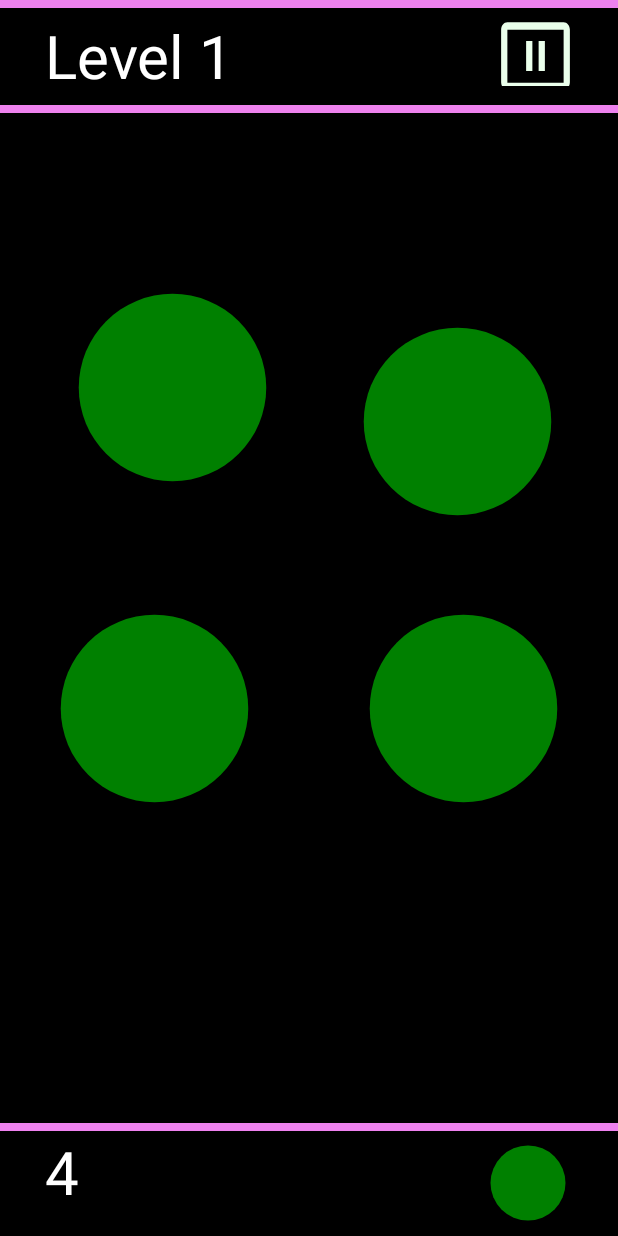
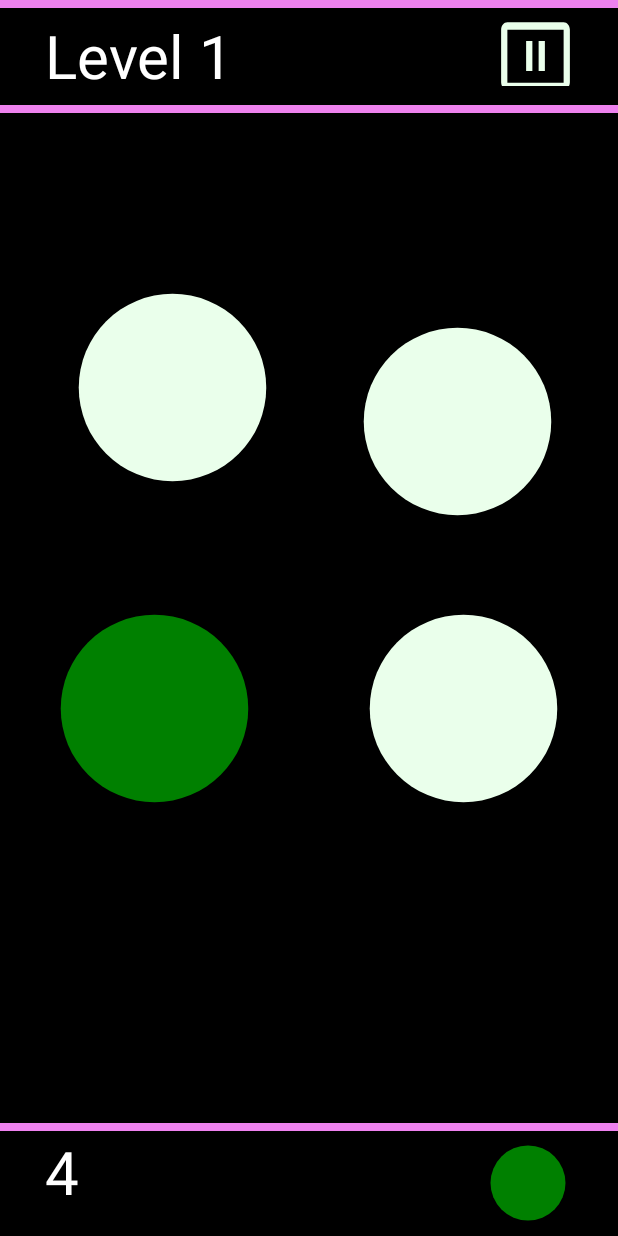
Before and after one commit to NikoLee337/colorClick, an Android app: the GameView screen opened directly, with no data from a screen before it, on a phone screen of 412 x 824 dp. Run offline under Robolectric (Android 15) with nearby library versions, the phone set to English and light mode, and no system bars.

Commit message:
Renamed button methods to getButton--()

```diff
--- a/app/src/main/java/com/example/colorclick/GameView.java
+++ b/app/src/main/java/com/example/colorclick/GameView.java
@@ -31,7 +31,6 @@ public class GameView extends AppCompatActivity {
     TextView level;
     Random r1, r2;
     boolean rightColor = false;
-
 
     private final static int B_00 = 1;
     private final static int B_01 = 2;
@@ -96,9 +95,9 @@ public class GameView extends AppCompatActivity {
 
         setMatchColor(matchColor);
         //generate board
-        genMatchingColor(matchColor);
+       // genMatchingColor(matchColor);
         boardPositionCorrect(bPosition, matchColor);
-        boardPositionIncorrect(bPosition, matchColor);
+       // boardPositionIncorrect(bPosition, matchColor);
 
 
         //initializes the pause variable
@@ -270,7 +269,7 @@ public class GameView extends AppCompatActivity {
         return match;
     }
 
-    public void button_00(int color) {
+    public void getButton_00(int color) {
         switch (color) {
             case COLOR_RED:
                 btn_00.setImageResource(R.drawable.red1);
@@ -296,7 +295,7 @@ public class GameView extends AppCompatActivity {
         }
     }
 
-    public void button_01(int color) {
+    public void getButton_01(int color) {
         switch (color) {
             case COLOR_RED:
                 btn_01.setImageResource(R.drawable.red1);
@@ -322,7 +321,7 @@ public class GameView extends AppCompatActivity {
         }
     }
 
-    public void button_10(int color) {
+    public void getButton_10(int color) {
         switch (color) {
             case COLOR_RED:
                 btn_10.setImageResource(R.drawable.red1);
@@ -348,7 +347,7 @@ public class GameView extends AppCompatActivity {
         }
     }
 
-    public void button_11(int color) {
+    public void getButton_11(int color) {
         switch (color) {
             case COLOR_RED:
                 btn_11.setImageResource(R.drawable.red1);
@@ -405,8 +404,16 @@ public class GameView extends AppCompatActivity {
     }
 
     public void boardPositionIncorrect(int posi, int color) {
-        List<Integer> temp;
 
+//        getListOfColors();
+//        remove();
+//        getListOfPositions();
+
+
+        //temporary ArrayList 1
+        List<Integer> temp1;
+
+        //ArrayList for board positions
         List<Integer> position = new ArrayList<Integer>();
         position.add(B_00); //value = 1
         position.add(B_01); //value = 2
@@ -418,9 +425,12 @@ public class GameView extends AppCompatActivity {
                 position.remove(i);
             }
         }
+        temp1 = position;
 
-        temp = position;
+        //temporary ArrayList 2
+        List<Integer> temp2;
 
+        //ArrayList for
         List<Integer> colors = new ArrayList<Integer>();
         colors.add(COLOR_RED);
         colors.add(COLOR_ORANGE);
@@ -435,17 +445,21 @@ public class GameView extends AppCompatActivity {
                 colors.remove(i);
             }
         }
+        temp2 = colors;
 
 
-        for (int k = 0; k < temp.size(); k++) {
+
+
+
+        for (int k = 0; k < temp2.size(); k++) {
             if (k == B_00) {
-                button_00(color);
+                getButton_00(color);
             } else if (k == B_01) {
-                button_01(color);
+                getButton_01(color);
             } else if (k == B_10) {
-                button_10(color);
+                getButton_10(color);
             } else {
-                button_11(color);
+                getButton_11(color);
             }
         }
     }
@@ -453,20 +467,47 @@ public class GameView extends AppCompatActivity {
     public void boardPositionCorrect(int pos, int color) {
         switch (pos) {
             case B_00:
-                button_00(color);
+                getButton_00(color);
                 bPosition = B_00;
                 break;
             case B_01:
-                button_01(color);
+                getButton_01(color);
                 bPosition = B_01;
                 break;
             case B_10:
-                button_10(color);
+                getButton_10(color);
                 bPosition = B_10;
                 break;
             case B_11:
-                button_11(color);
+                getButton_11(color);
                 bPosition = B_11;
         }
     }
+
+//    public void getListOfColors(){
+//        List<Integer> position = new ArrayList<Integer>();
+//        position.add(B_00); //value = 1
+//        position.add(B_01); //value = 2
+//        position.add(B_10); //value = 3
+//        position.add(B_11); //value = 4
+//    }
+//
+//    public void getListOfPositions(){
+//        List<Integer> colors = new ArrayList<Integer>();
+//        colors.add(COLOR_RED);
+//        colors.add(COLOR_ORANGE);
+//        colors.add(COLOR_YELLOW);
+//        colors.add(COLOR_GREEN);
+//        colors.add(COLOR_BLUE);
+//        colors.add(COLOR_INDIGO);
+//        colors.add(COLOR_VIOLET);
+//    }
+//
+//    public void remove(){
+//        for (int i = 0; i < colors.size(); i++) {
+//            if (i + 1 == color) {
+//                colors.remove(i);
+//            }
+//        }
+//    }
 }
```
Lines whose indentation alone changed are shown as unchanged.
